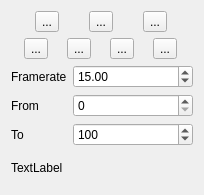
The window that krita/plugins/extensions/dockers/animation/wdg_animation.ui (KDE/krita) describes before a commit, drawn with Qt 5.
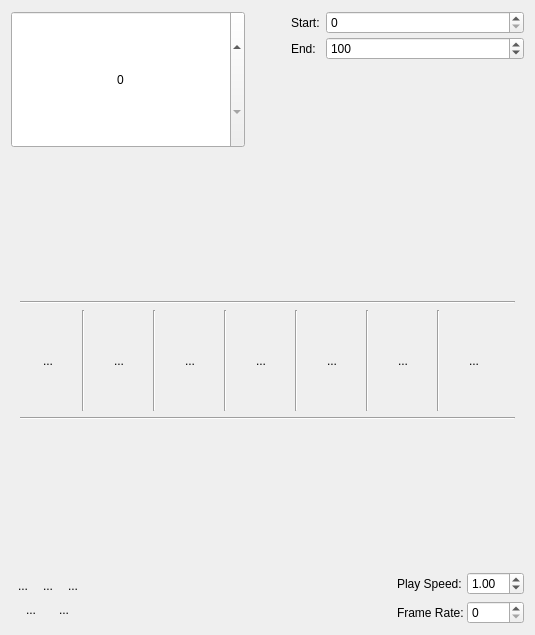
The same window after the commit.

Commit message:
Redesigned Animation docker to fit the Scott's design
Also refactor KisKeyframeChannel classes to use shared pointers
whenever possible.

Conflicts:
	krita/pics/CMakeLists.txt
	krita/plugins/extensions/dockers/animation/animation_docker.cpp
	krita/ui/canvas/kis_animation_player.h

Patch:
```diff
--- a/krita/plugins/extensions/dockers/animation/wdg_animation.ui
+++ b/krita/plugins/extensions/dockers/animation/wdg_animation.ui
@@ -6,123 +6,495 @@
    <rect>
     <x>0</x>
     <y>0</y>
-    <width>204</width>
-    <height>195</height>
+    <width>535</width>
+    <height>635</height>
    </rect>
   </property>
   <property name="windowTitle">
    <string/>
   </property>
-  <layout class="QVBoxLayout" name="verticalLayout_2">
+  <layout class="QVBoxLayout" name="verticalLayout_3">
    <item>
-    <layout class="QHBoxLayout" name="playbackLayout">
+    <layout class="QHBoxLayout" name="horizontalLayout_2">
      <item>
-      <widget class="QToolButton" name="btnPreviousFrame">
-       <property name="text">
-        <string>...</string>
+      <widget class="QSpinBox" name="intCurrentTime">
+       <property name="sizePolicy">
+        <sizepolicy hsizetype="Expanding" vsizetype="Expanding">
+         <horstretch>0</horstretch>
+         <verstretch>0</verstretch>
+        </sizepolicy>
        </property>
-      </widget>
-     </item>
-     <item>
-      <widget class="QToolButton" name="btnPlay">
-       <property name="text">
-        <string>...</string>
+       <property name="alignment">
+        <set>Qt::AlignCenter</set>
        </property>
       </widget>
      </item>
      <item>
-      <widget class="QToolButton" name="btnNextFrame">
-       <property name="text">
-        <string>...</string>
+      <spacer name="horizontalSpacer_3">
+       <property name="orientation">
+        <enum>Qt::Horizontal</enum>
        </property>
-      </widget>
-     </item>
-    </layout>
-   </item>
-   <item>
-    <layout class="QHBoxLayout" name="keyframingLayout">
-     <item>
-      <widget class="QToolButton" name="btnAddKeyframe">
-       <property name="text">
-        <string>...</string>
+       <property name="sizeType">
+        <enum>QSizePolicy::Fixed</enum>
        </property>
-      </widget>
-     </item>
-     <item>
-      <widget class="QToolButton" name="btnAddDuplicateFrame">
-       <property name="text">
-        <string>...</string>
+       <property name="sizeHint" stdset="0">
+        <size>
+         <width>40</width>
+         <height>20</height>
+        </size>
        </property>
-      </widget>
+      </spacer>
      </item>
      <item>
-      <widget class="QToolButton" name="btnDeleteKeyframe">
-       <property name="text">
-        <string>...</string>
+      <layout class="QFormLayout" name="formLayout">
+       <property name="horizontalSpacing">
+        <number>6</number>
        </property>
-      </widget>
-     </item>
-     <item>
-      <widget class="QToolButton" name="btnOnionSkinOptions">
-       <property name="text">
-        <string>...</string>
+       <property name="verticalSpacing">
+        <number>3</number>
        </property>
-      </widget>
+       <item row="0" column="0">
+        <widget class="QLabel" name="label">
+         <property name="text">
+          <string>Start:</string>
+         </property>
+        </widget>
+       </item>
+       <item row="0" column="1">
+        <widget class="QSpinBox" name="spinFromFrame">
+         <property name="sizePolicy">
+          <sizepolicy hsizetype="Expanding" vsizetype="Fixed">
+           <horstretch>0</horstretch>
+           <verstretch>0</verstretch>
+          </sizepolicy>
+         </property>
+        </widget>
+       </item>
+       <item row="1" column="0">
+        <widget class="QLabel" name="label_2">
+         <property name="text">
+          <string>End:</string>
+         </property>
+        </widget>
+       </item>
+       <item row="1" column="1">
+        <widget class="QSpinBox" name="spinToFrame">
+         <property name="sizePolicy">
+          <sizepolicy hsizetype="Expanding" vsizetype="Fixed">
+           <horstretch>0</horstretch>
+           <verstretch>0</verstretch>
+          </sizepolicy>
+         </property>
+         <property name="maximum">
+          <number>10000</number>
+         </property>
+         <property name="value">
+          <number>100</number>
+         </property>
+        </widget>
+       </item>
+      </layout>
      </item>
     </layout>
    </item>
    <item>
-    <layout class="QFormLayout" name="formLayout">
-     <item row="1" column="0">
-      <widget class="QLabel" name="lblFramerate">
-       <property name="text">
-        <string>Framerate</string>
-       </property>
-      </widget>
-     </item>
-     <item row="1" column="1">
-      <widget class="QDoubleSpinBox" name="doubleFramerate">
-       <property name="value">
-        <double>15.000000000000000</double>
-       </property>
-      </widget>
-     </item>
-     <item row="2" column="0">
-      <widget class="QLabel" name="label">
-       <property name="text">
-        <string>From</string>
-       </property>
-      </widget>
-     </item>
-     <item row="3" column="0">
-      <widget class="QLabel" name="label_2">
-       <property name="text">
-        <string>To</string>
-       </property>
-      </widget>
-     </item>
-     <item row="2" column="1">
-      <widget class="QSpinBox" name="spinFromFrame"/>
-     </item>
-     <item row="3" column="1">
-      <widget class="QSpinBox" name="spinToFrame">
-       <property name="maximum">
-        <number>10000</number>
-       </property>
-       <property name="value">
-        <number>100</number>
-       </property>
-      </widget>
-     </item>
-    </layout>
+    <spacer name="verticalSpacer">
+     <property name="orientation">
+      <enum>Qt::Vertical</enum>
+     </property>
+     <property name="sizeHint" stdset="0">
+      <size>
+       <width>20</width>
+       <height>40</height>
+      </size>
+     </property>
+    </spacer>
    </item>
    <item>
-    <widget class="QLabel" name="lblInfo">
-     <property name="text">
-      <string>TextLabel</string>
+    <widget class="QFrame" name="frame">
+     <property name="sizePolicy">
+      <sizepolicy hsizetype="Preferred" vsizetype="Minimum">
+       <horstretch>0</horstretch>
+       <verstretch>0</verstretch>
+      </sizepolicy>
      </property>
+     <property name="frameShape">
+      <enum>QFrame::NoFrame</enum>
+     </property>
+     <property name="frameShadow">
+      <enum>QFrame::Raised</enum>
+     </property>
+     <layout class="QVBoxLayout" name="verticalLayout_2">
+      <item>
+       <widget class="Line" name="line_7">
+        <property name="orientation">
+         <enum>Qt::Horizontal</enum>
+        </property>
+       </widget>
+      </item>
+      <item>
+       <layout class="QHBoxLayout" name="horizontalLayout">
+        <item>
+         <widget class="QToolButton" name="btnFirstFrame">
+          <property name="sizePolicy">
+           <sizepolicy hsizetype="Maximum" vsizetype="Maximum">
+            <horstretch>0</horstretch>
+            <verstretch>0</verstretch>
+           </sizepolicy>
+          </property>
+          <property name="text">
+           <string>...</string>
+          </property>
+          <property name="autoRaise">
+           <bool>true</bool>
+          </property>
+         </widget>
+        </item>
+        <item>
+         <widget class="Line" name="line">
+          <property name="sizePolicy">
+           <sizepolicy hsizetype="Fixed" vsizetype="Expanding">
+            <horstretch>0</horstretch>
+            <verstretch>0</verstretch>
+           </sizepolicy>
+          </property>
+          <property name="frameShadow">
+           <enum>QFrame::Sunken</enum>
+          </property>
+          <property name="orientation">
+           <enum>Qt::Vertical</enum>
+          </property>
+         </widget>
+        </item>
+        <item>
+         <widget class="QToolButton" name="btnPreviousKeyFrame">
+          <property name="sizePolicy">
+           <sizepolicy hsizetype="Maximum" vsizetype="Maximum">
+            <horstretch>0</horstretch>
+            <verstretch>0</verstretch>
+           </sizepolicy>
+          </property>
+          <property name="text">
+           <string>...</string>
+          </property>
+          <property name="autoRaise">
+           <bool>true</bool>
+          </property>
+         </widget>
+        </item>
+        <item>
+         <widget class="Line" name="line_2">
+          <property name="sizePolicy">
+           <sizepolicy hsizetype="Fixed" vsizetype="Expanding">
+            <horstretch>0</horstretch>
+            <verstretch>0</verstretch>
+           </sizepolicy>
+          </property>
+          <property name="frameShadow">
+           <enum>QFrame::Sunken</enum>
+          </property>
+          <property name="orientation">
+           <enum>Qt::Vertical</enum>
+          </property>
+         </widget>
+        </item>
+        <item>
+         <widget class="QToolButton" name="btnPreviousFrame">
+          <property name="sizePolicy">
+           <sizepolicy hsizetype="Maximum" vsizetype="Maximum">
+            <horstretch>0</horstretch>
+            <verstretch>0</verstretch>
+           </sizepolicy>
+          </property>
+          <property name="text">
+           <string>...</string>
+          </property>
+          <property name="autoRaise">
+           <bool>true</bool>
+          </property>
+         </widget>
+        </item>
+        <item>
+         <widget class="Line" name="line_3">
+          <property name="sizePolicy">
+           <sizepolicy hsizetype="Fixed" vsizetype="Expanding">
+            <horstretch>0</horstretch>
+            <verstretch>0</verstretch>
+           </sizepolicy>
+          </property>
+          <property name="frameShadow">
+           <enum>QFrame::Sunken</enum>
+          </property>
+          <property name="orientation">
+           <enum>Qt::Vertical</enum>
+          </property>
+         </widget>
+        </item>
+        <item>
+         <widget class="QToolButton" name="btnPlay">
+          <property name="sizePolicy">
+           <sizepolicy hsizetype="Maximum" vsizetype="Maximum">
+            <horstretch>0</horstretch>
+            <verstretch>0</verstretch>
+           </sizepolicy>
+          </property>
+          <property name="text">
+           <string>...</string>
+          </property>
+          <property name="autoRaise">
+           <bool>true</bool>
+          </property>
+         </widget>
+        </item>
+        <item>
+         <widget class="Line" name="line_4">
+          <property name="sizePolicy">
+           <sizepolicy hsizetype="Fixed" vsizetype="Expanding">
+            <horstretch>0</horstretch>
+            <verstretch>0</verstretch>
+           </sizepolicy>
+          </property>
+          <property name="frameShadow">
+           <enum>QFrame::Sunken</enum>
+          </property>
+          <property name="orientation">
+           <enum>Qt::Vertical</enum>
+          </property>
+         </widget>
+        </item>
+        <item>
+         <widget class="QToolButton" name="btnNextFrame">
+          <property name="sizePolicy">
+           <sizepolicy hsizetype="Maximum" vsizetype="Maximum">
+            <horstretch>0</horstretch>
+            <verstretch>0</verstretch>
+           </sizepolicy>
+          </property>
+          <property name="text">
+           <string>...</string>
+          </property>
+          <property name="autoRaise">
+           <bool>true</bool>
+          </property>
+         </widget>
+        </item>
+        <item>
+         <widget class="Line" name="line_5">
+          <property name="sizePolicy">
+           <sizepolicy hsizetype="Fixed" vsizetype="Expanding">
+            <horstretch>0</horstretch>
+            <verstretch>0</verstretch>
+           </sizepolicy>
+          </property>
+          <property name="frameShadow">
+           <enum>QFrame::Sunken</enum>
+          </property>
+          <property name="orientation">
+           <enum>Qt::Vertical</enum>
+          </property>
+         </widget>
+        </item>
+        <item>
+         <widget class="QToolButton" name="btnNextKeyFrame">
+          <property name="sizePolicy">
+           <sizepolicy hsizetype="Maximum" vsizetype="Maximum">
+            <horstretch>0</horstretch>
+            <verstretch>0</verstretch>
+           </sizepolicy>
+          </property>
+          <property name="text">
+           <string>...</string>
+          </property>
+          <property name="autoRaise">
+           <bool>true</bool>
+          </property>
+         </widget>
+        </item>
+        <item>
+         <widget class="Line" name="line_6">
+          <property name="sizePolicy">
+           <sizepolicy hsizetype="Fixed" vsizetype="Expanding">
+            <horstretch>0</horstretch>
+            <verstretch>0</verstretch>
+           </sizepolicy>
+          </property>
+          <property name="frameShadow">
+           <enum>QFrame::Sunken</enum>
+          </property>
+          <property name="orientation">
+           <enum>Qt::Vertical</enum>
+          </property>
+         </widget>
+        </item>
+        <item>
+         <widget class="QToolButton" name="btnLastFrame">
+          <property name="sizePolicy">
+           <sizepolicy hsizetype="Maximum" vsizetype="Maximum">
+            <horstretch>0</horstretch>
+            <verstretch>0</verstretch>
+           </sizepolicy>
+          </property>
+          <property name="text">
+           <string>...</string>
+          </property>
+          <property name="autoRaise">
+           <bool>true</bool>
+          </property>
+         </widget>
+        </item>
+       </layout>
+      </item>
+      <item>
+       <widget class="Line" name="line_8">
+        <property name="orientation">
+         <enum>Qt::Horizontal</enum>
+        </property>
+       </widget>
+      </item>
+     </layout>
     </widget>
    </item>
+   <item>
+    <spacer name="verticalSpacer_2">
+     <property name="orientation">
+      <enum>Qt::Vertical</enum>
+     </property>
+     <property name="sizeHint" stdset="0">
+      <size>
+       <width>20</width>
+       <height>40</height>
+      </size>
+     </property>
+    </spacer>
+   </item>
+   <item>
+    <layout class="QHBoxLayout" name="horizontalLayout_5">
+     <item>
+      <layout class="QVBoxLayout" name="verticalLayout">
+       <property name="spacing">
+        <number>0</number>
+       </property>
+       <item>
+        <layout class="QHBoxLayout" name="horizontalLayout_4">
+         <property name="spacing">
+          <number>1</number>
+         </property>
+         <item>
+          <widget class="QToolButton" name="btnAddKeyframe">
+           <property name="text">
+            <string>...</string>
+           </property>
+           <property name="autoRaise">
+            <bool>true</bool>
+           </property>
+          </widget>
+         </item>
+         <item>
+          <widget class="QToolButton" name="btnAddDuplicateFrame">
+           <property name="text">
+            <string>...</string>
+           </property>
+           <property name="autoRaise">
+            <bool>true</bool>
+           </property>
+          </widget>
+         </item>
+         <item>
+          <widget class="QToolButton" name="btnDeleteKeyframe">
+           <property name="text">
+            <string>...</string>
+           </property>
+           <property name="autoRaise">
+            <bool>true</bool>
+           </property>
+          </widget>
+         </item>
+        </layout>
+       </item>
+       <item>
+        <layout class="QHBoxLayout" name="horizontalLayout_3">
+         <property name="spacing">
+          <number>1</number>
+         </property>
+         <item>
+          <widget class="QToolButton" name="btnOnionSkinOptions">
+           <property name="text">
+            <string>...</string>
+           </property>
+           <property name="autoRaise">
+            <bool>true</bool>
+           </property>
+          </widget>
+         </item>
+         <item>
+          <widget class="QToolButton" name="btnLazyFrame">
+           <property name="text">
+            <string>...</string>
+           </property>
+           <property name="autoRaise">
+            <bool>true</bool>
+           </property>
+          </widget>
+         </item>
+        </layout>
+       </item>
+      </layout>
+     </item>
+     <item>
+      <spacer name="horizontalSpacer">
+       <property name="orientation">
+        <enum>Qt::Horizontal</enum>
+       </property>
+       <property name="sizeHint" stdset="0">
+        <size>
+         <width>10</width>
+         <height>20</height>
+        </size>
+       </property>
+      </spacer>
+     </item>
+     <item>
+      <layout class="QFormLayout" name="formLayout_2">
+       <property name="horizontalSpacing">
+        <number>3</number>
+       </property>
+       <item row="0" column="0">
+        <widget class="QLabel" name="lblPlaySpeed">
+         <property name="text">
+          <string>Play Speed:</string>
+         </property>
+        </widget>
+       </item>
+       <item row="0" column="1">
+        <widget class="QDoubleSpinBox" name="doublePlaySpeed">
+         <property name="minimum">
+          <double>0.100000000000000</double>
+         </property>
+         <property name="maximum">
+          <double>10.000000000000000</double>
+         </property>
+         <property name="singleStep">
+          <double>0.050000000000000</double>
+         </property>
+         <property name="value">
+          <double>1.000000000000000</double>
+         </property>
+        </widget>
+       </item>
+       <item row="1" column="0">
+        <widget class="QLabel" name="lblFramerate">
+         <property name="text">
+          <string>Frame Rate:</string>
+         </property>
+        </widget>
+       </item>
+       <item row="1" column="1">
+        <widget class="QSpinBox" name="intFramerate"/>
+       </item>
+      </layout>
+     </item>
+    </layout>
+   </item>
   </layout>
  </widget>
  <resources/>
```
The commit also changes 34 other files.
